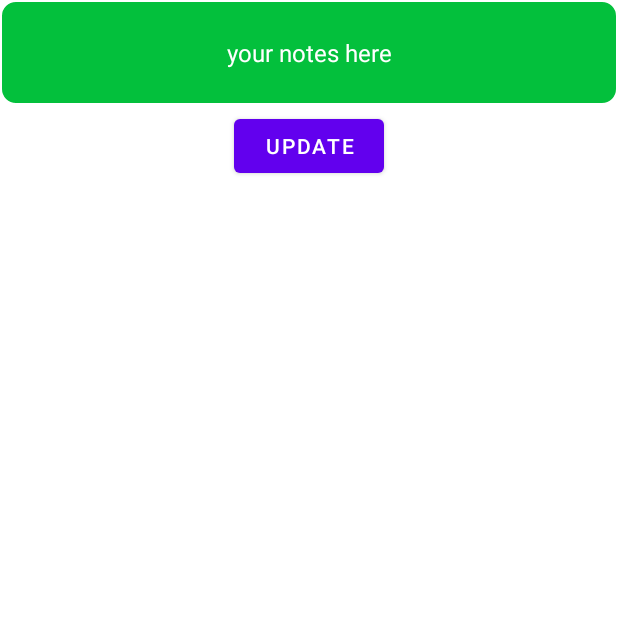
After one commit to janakbist/Todo-App, an Android app: the fragment UpdateFragment shown on its own in the app's theme, on a phone screen of 412 x 824 dp, the top half of it. The commit adds this screen. Run offline under Robolectric (Android 15) with nearby library versions, the phone set to English and light mode, and no system bars.

Commit message:
update fragment added

```diff
--- a/app/build.gradle
+++ b/app/build.gradle
@@ -44,6 +44,7 @@ dependencies {
     implementation 'androidx.appcompat:appcompat:1.5.0'
     implementation 'com.google.android.material:material:1.6.1'
     implementation 'androidx.constraintlayout:constraintlayout:2.1.4'
+    implementation 'androidx.legacy:legacy-support-v4:1.0.0'
     testImplementation 'junit:junit:4.13.2'
     androidTestImplementation 'androidx.test.ext:junit:1.1.3'
     androidTestImplementation 'androidx.test.espresso:espresso-core:3.4.0'
--- a/app/src/main/java/com/example/todoapplication/MainActivity.kt
+++ b/app/src/main/java/com/example/todoapplication/MainActivity.kt
@@ -41,7 +41,7 @@ class MainActivity : AppCompatActivity(), NotesRVAdapter.INotesRVAdapter {
 
     override fun onItemClicked(note: Note) {
         viewModel.deleteNode(note)
-        Toast.makeText(this,"${note.text} Deleted",Toast.LENGTH_LONG)
+        Toast.makeText(this,"${note.text} Deleted",Toast.LENGTH_LONG).show()
     }
 
     fun submitData(view: View) {
@@ -50,11 +50,11 @@ class MainActivity : AppCompatActivity(), NotesRVAdapter.INotesRVAdapter {
         if (noteText.isNotEmpty()) {
 
             viewModel.insertNote(Note(noteText))
-            Toast.makeText(this,"$noteText Inserted",Toast.LENGTH_LONG)
+            Toast.makeText(this,"$noteText Inserted",Toast.LENGTH_LONG).show()
             input.setText("")
         }
         else{
-            Toast.makeText(this,"please write something",Toast.LENGTH_LONG)
+            Toast.makeText(this,"please write something",Toast.LENGTH_LONG).show()
         }
     }
 
--- /dev/null
+++ b/app/src/main/java/com/example/todoapplication/update/UpdateFragment.kt
@@ -0,0 +1,21 @@
+package com.example.todoapplication.update
+
+import android.os.Bundle
+import androidx.fragment.app.Fragment
+import android.view.LayoutInflater
+import android.view.View
+import android.view.ViewGroup
+import com.example.todoapplication.R
+
+class UpdateFragment : Fragment() {
+
+
+    override fun onCreateView(
+        inflater: LayoutInflater, container: ViewGroup?,
+        savedInstanceState: Bundle?
+    ): View? {
+        // Inflate the layout for this fragment
+        return inflater.inflate(R.layout.fragment_update, container, false)
+    }
+
+}
--- /dev/null
+++ b/app/src/main/res/drawable/round_shape.xml
@@ -0,0 +1,7 @@
+<?xml version="1.0" encoding="utf-8"?>
+<shape android:shape="rectangle" xmlns:android="http://schemas.android.com/apk/res/android">
+    <solid android:color="@color/lightgreen"></solid>
+    <corners android:radius="10dp"></corners>
+    <stroke android:color="@color/white" android:width="1dp" ></stroke>
+
+</shape>
--- /dev/null
+++ b/app/src/main/res/layout/fragment_update.xml
@@ -0,0 +1,35 @@
+<?xml version="1.0" encoding="utf-8"?>
+<androidx.constraintlayout.widget.ConstraintLayout xmlns:android="http://schemas.android.com/apk/res/android"
+    xmlns:app="http://schemas.android.com/apk/res-auto"
+    xmlns:tools="http://schemas.android.com/tools"
+    android:layout_width="match_parent"
+    android:layout_height="match_parent"
+    tools:context=".update.UpdateFragment">
+    <EditText
+        android:id="@+id/input"
+        android:layout_width="match_parent"
+        android:layout_height="70dp"
+        android:hint="your notes here"
+        android:textSize="16sp"
+        android:layout_marginTop="20dp"
+        android:background="@drawable/round_shape"
+        app:layout_constraintLeft_toLeftOf="parent"
+        app:layout_constraintRight_toRightOf="parent"
+        app:layout_constraintBottom_toTopOf="@id/addButton"
+        android:textColor="@color/white"
+        android:textColorHint="@color/white"
+        android:textAlignment="center"/>
+
+    <Button
+        android:id="@+id/addButton"
+        android:layout_width="100dp"
+        android:layout_height="wrap_content"
+        android:onClick="submitData"
+        android:text="Update"
+        android:layout_marginTop="3dp"
+        android:textColor="@color/white"
+        app:layout_constraintEnd_toEndOf="parent"
+        app:layout_constraintStart_toStartOf="parent"
+        app:layout_constraintTop_toBottomOf="@+id/input" />
+
+</androidx.constraintlayout.widget.ConstraintLayout>
--- a/app/src/main/res/values/strings.xml
+++ b/app/src/main/res/values/strings.xml
@@ -1,3 +1,5 @@
 <resources>
-    <string name="app_name">Todo Application</string>
+    <string name="app_name">Keep Notes</string>
+    <!-- TODO: Remove or change this placeholder text -->
+    <string name="hello_blank_fragment">Hello blank fragment</string>
 </resources>
```
Also changed, not shown: app/src/main/res/layout/activity_main.xml (+24 -15 lines), app/src/main/res/values/colors.xml (+10 -1 lines).
